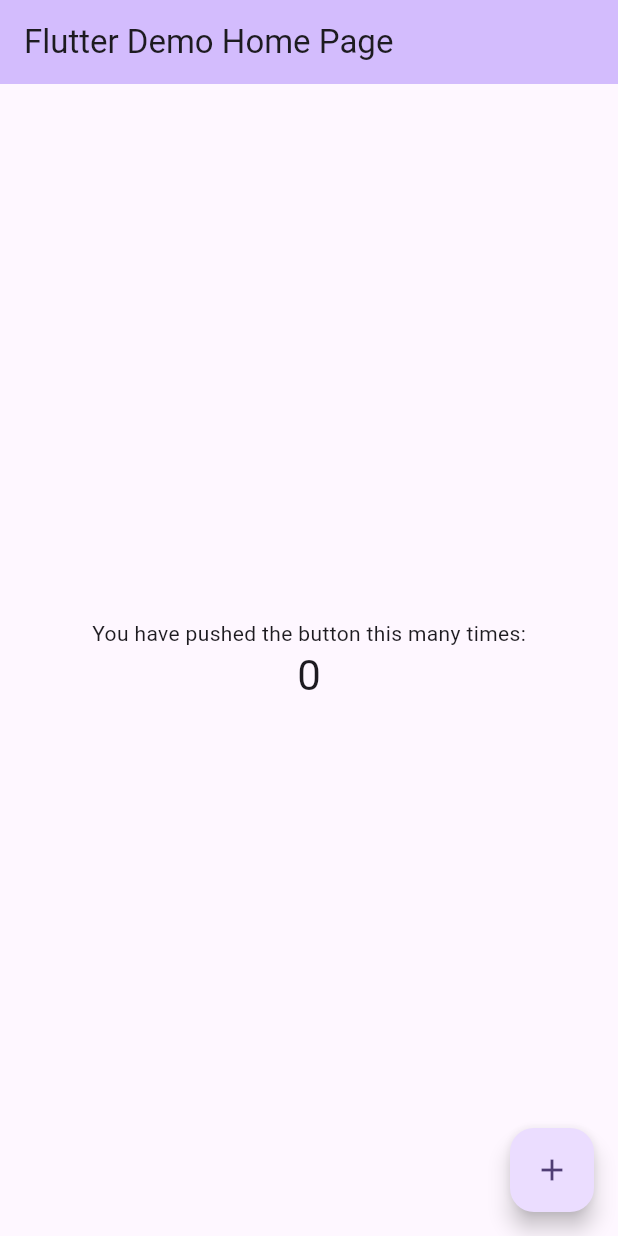
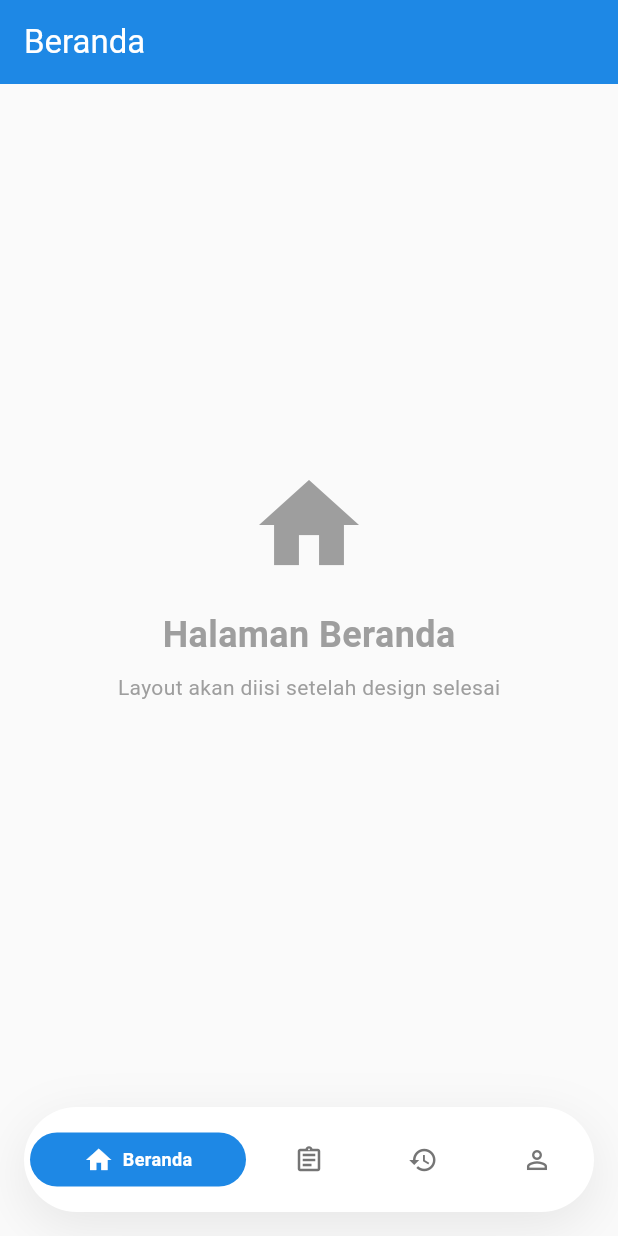
Before and after one commit to Arsieruuu/ppkpt_mobile, a Flutter app: the screen it shows after launch, on a phone screen of 412 x 824 dp. Run offline on Flutter 3.47's test engine with Material 3 defaults, Android fonts, the light colour scheme and no system bars.

Commit message:
add some new bugs

```diff
--- a/lib/main.dart
+++ b/lib/main.dart
@@ -1,4 +1,8 @@
 import 'package:flutter/material.dart';
+import 'pages/beranda_page.dart';
+import 'pages/lapor_page.dart';
+import 'pages/riwayat_page.dart';
+import 'pages/profile_page.dart';
 
 void main() {
   runApp(const MyApp());
@@ -7,116 +11,169 @@ void main() {
 class MyApp extends StatelessWidget {
   const MyApp({super.key});
 
-  // This widget is the root of your application.
   @override
   Widget build(BuildContext context) {
     return MaterialApp(
-      title: 'Flutter Demo',
+      title: 'PPKPT App',
       theme: ThemeData(
-        // This is the theme of your application.
-        //
-        // TRY THIS: Try running your application with "flutter run". You'll see
-        // the application has a purple toolbar. Then, without quitting the app,
-        // try changing the seedColor in the colorScheme below to Colors.green
-        // and then invoke "hot reload" (save your changes or press the "hot
-        // reload" button in a Flutter-supported IDE, or press "r" if you used
-        // the command line to start the app).
-        //
-        // Notice that the counter didn't reset back to zero; the application
-        // state is not lost during the reload. To reset the state, use hot
-        // restart instead.
-        //
-        // This works for code too, not just values: Most code changes can be
-        // tested with just a hot reload.
-        colorScheme: ColorScheme.fromSeed(seedColor: Colors.deepPurple),
+        colorScheme: ColorScheme.fromSeed(
+          seedColor: Colors.blue,
+          brightness: Brightness.light,
+        ),
+        useMaterial3: true,
+        scaffoldBackgroundColor: Colors.grey[50],
       ),
-      home: const MyHomePage(title: 'Flutter Demo Home Page'),
+      home: const MainNavigationPage(),
+      debugShowCheckedModeBanner: false,
     );
   }
 }
 
-class MyHomePage extends StatefulWidget {
-  const MyHomePage({super.key, required this.title});
-
-  // This widget is the home page of your application. It is stateful, meaning
-  // that it has a State object (defined below) that contains fields that affect
-  // how it looks.
-
-  // This class is the configuration for the state. It holds the values (in this
-  // case the title) provided by the parent (in this case the App widget) and
-  // used by the build method of the State. Fields in a Widget subclass are
-  // always marked "final".
-
-  final String title;
+class MainNavigationPage extends StatefulWidget {
+  const MainNavigationPage({super.key});
 
   @override
-  State<MyHomePage> createState() => _MyHomePageState();
+  State<MainNavigationPage> createState() => _MainNavigationPageState();
 }
 
-class _MyHomePageState extends State<MyHomePage> {
-  int _counter = 0;
+class _MainNavigationPageState extends State<MainNavigationPage> {
+  int _currentIndex = 0;
 
-  void _incrementCounter() {
-    setState(() {
-      // This call to setState tells the Flutter framework that something has
-      // changed in this State, which causes it to rerun the build method below
-      // so that the display can reflect the updated values. If we changed
-      // _counter without calling setState(), then the build method would not be
-      // called again, and so nothing would appear to happen.
-      _counter++;
-    });
-  }
+  final List<Widget> _pages = [
+    const BerandaPage(),
+    const LaporPage(),
+    const RiwayatPage(),
+    const ProfilePage(),
+  ];
 
   @override
   Widget build(BuildContext context) {
-    // This method is rerun every time setState is called, for instance as done
-    // by the _incrementCounter method above.
-    //
-    // The Flutter framework has been optimized to make rerunning build methods
-    // fast, so that you can just rebuild anything that needs updating rather
-    // than having to individually change instances of widgets.
     return Scaffold(
-      appBar: AppBar(
-        // TRY THIS: Try changing the color here to a specific color (to
-        // Colors.amber, perhaps?) and trigger a hot reload to see the AppBar
-        // change color while the other colors stay the same.
-        backgroundColor: Theme.of(context).colorScheme.inversePrimary,
-        // Here we take the value from the MyHomePage object that was created by
-        // the App.build method, and use it to set our appbar title.
-        title: Text(widget.title),
+      body: AnimatedSwitcher(
+        duration: const Duration(milliseconds: 300),
+        switchInCurve: Curves.easeInOut,
+        switchOutCurve: Curves.easeInOut,
+        transitionBuilder: (child, animation) {
+          return FadeTransition(
+            opacity: animation,
+            child: child,
+          );
+        },
+        child: _pages[_currentIndex],
       ),
-      body: Center(
-        // Center is a layout widget. It takes a single child and positions it
-        // in the middle of the parent.
-        child: Column(
-          // Column is also a layout widget. It takes a list of children and
-          // arranges them vertically. By default, it sizes itself to fit its
-          // children horizontally, and tries to be as tall as its parent.
-          //
-          // Column has various properties to control how it sizes itself and
-          // how it positions its children. Here we use mainAxisAlignment to
-          // center the children vertically; the main axis here is the vertical
-          // axis because Columns are vertical (the cross axis would be
-          // horizontal).
-          //
-          // TRY THIS: Invoke "debug painting" (choose the "Toggle Debug Paint"
-          // action in the IDE, or press "p" in the console), to see the
-          // wireframe for each widget.
-          mainAxisAlignment: MainAxisAlignment.center,
-          children: <Widget>[
-            const Text('You have pushed the button this many times:'),
-            Text(
-              '$_counter',
-              style: Theme.of(context).textTheme.headlineMedium,
+      bottomNavigationBar: Container(
+        margin: const EdgeInsets.all(16),
+        height: 70,
+        decoration: BoxDecoration(
+          color: Colors.white,
+          borderRadius: BorderRadius.circular(35),
+          boxShadow: [
+            BoxShadow(
+              color: Colors.black.withValues(alpha: 0.08),
+              blurRadius: 30,
+              offset: const Offset(0, 10),
+            ),
+          ],
+        ),
+        child: Row(
+          children: [
+            Expanded(
+              flex: _currentIndex == 0 ? 2 : 1,
+              child: _buildNavItem(
+                icon: Icons.home_outlined,
+                activeIcon: Icons.home,
+                label: 'Beranda',
+                index: 0,
+              ),
+            ),
+            Expanded(
+              flex: _currentIndex == 1 ? 2 : 1,
+              child: _buildNavItem(
+                icon: Icons.assignment_outlined,
+                activeIcon: Icons.assignment,
+                label: 'Lapor',
+                index: 1,
+              ),
+            ),
+            Expanded(
+              flex: _currentIndex == 2 ? 2 : 1,
+              child: _buildNavItem(
+                icon: Icons.history_outlined,
+                activeIcon: Icons.history,
+                label: 'Riwayat',
+                index: 2,
+              ),
+            ),
+            Expanded(
+              flex: _currentIndex == 3 ? 2 : 1,
+              child: _buildNavItem(
+                icon: Icons.person_outline,
+                activeIcon: Icons.person,
+                label: 'Profile',
+                index: 3,
+              ),
             ),
           ],
         ),
       ),
-      floatingActionButton: FloatingActionButton(
-        onPressed: _incrementCounter,
-        tooltip: 'Increment',
-        child: const Icon(Icons.add),
-      ), // This trailing comma makes auto-formatting nicer for build methods.
+    );
+  }
+
+  Widget _buildNavItem({
+    required IconData icon,
+    required IconData activeIcon,
+    required String label,
+    required int index,
+  }) {
+    final isSelected = _currentIndex == index;
+    return GestureDetector(
+      onTap: () {
+        setState(() {
+          _currentIndex = index;
+        });
+      },
+      child: AnimatedContainer(
+        duration: const Duration(milliseconds: 250),
+        curve: Curves.easeInOut,
+        margin: const EdgeInsets.symmetric(horizontal: 4, vertical: 8),
+        padding: EdgeInsets.symmetric(
+          horizontal: isSelected ? 16 : 12,
+          vertical: 8,
+        ),
+        decoration: BoxDecoration(
+          color: isSelected ? Colors.blue[600] : Colors.transparent,
+          borderRadius: BorderRadius.circular(20),
+        ),
+        child: Row(
+          mainAxisSize: MainAxisSize.min,
+          mainAxisAlignment: MainAxisAlignment.center,
+          children: [
+            Icon(
+              isSelected ? activeIcon : icon,
+              color: isSelected ? Colors.white : Colors.grey[600],
+              size: 20,
+            ),
+            if (isSelected) ...[
+              const SizedBox(width: 6),
+              Flexible(
+                child: AnimatedOpacity(
+                  duration: const Duration(milliseconds: 150),
+                  opacity: isSelected ? 1.0 : 0.0,
+                  child: Text(
+                    label,
+                    style: const TextStyle(
+                      color: Colors.white,
+                      fontSize: 12,
+                      fontWeight: FontWeight.w600,
+                    ),
+                    overflow: TextOverflow.ellipsis,
+                  ),
+                ),
+              ),
+            ],
+          ],
+        ),
+      ),
     );
   }
 }
--- /dev/null
+++ b/lib/pages/beranda_page.dart
@@ -0,0 +1,46 @@
+import 'package:flutter/material.dart';
+
+class BerandaPage extends StatelessWidget {
+  const BerandaPage({super.key});
+
+  @override
+  Widget build(BuildContext context) {
+    return Scaffold(
+      appBar: AppBar(
+        title: const Text('Beranda'),
+        backgroundColor: Colors.blue[600],
+        foregroundColor: Colors.white,
+        elevation: 0,
+      ),
+      body: const Center(
+        child: Column(
+          mainAxisAlignment: MainAxisAlignment.center,
+          children: [
+            Icon(
+              Icons.home,
+              size: 80,
+              color: Colors.grey,
+            ),
+            SizedBox(height: 16),
+            Text(
+              'Halaman Beranda',
+              style: TextStyle(
+                fontSize: 24,
+                fontWeight: FontWeight.bold,
+                color: Colors.grey,
+              ),
+            ),
+            SizedBox(height: 8),
+            Text(
+              'Layout akan diisi setelah design selesai',
+              style: TextStyle(
+                fontSize: 14,
+                color: Colors.grey,
+              ),
+            ),
+          ],
+        ),
+      ),
+    );
+  }
+}
--- a/pubspec.yaml
+++ b/pubspec.yaml
@@ -58,9 +58,9 @@ flutter:
   uses-material-design: true
 
   # To add assets to your application, add an assets section, like this:
-  # assets:
-  #   - images/a_dot_burr.jpeg
-  #   - images/a_dot_ham.jpeg
+  assets:
+    - assets/icons/
+    - assets/images/
 
   # An image asset can refer to one or more resolution-specific "variants", see
   # https://flutter.dev/to/resolution-aware-images
```
Also changed, not shown: lib/pages/lapor_page.dart (added, +46 -0 lines), lib/pages/profile_page.dart (added, +46 -0 lines), lib/pages/riwayat_page.dart (added, +46 -0 lines), 4 other files.
